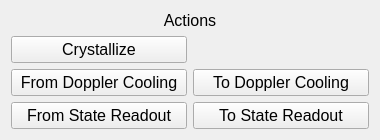
HaeffnerLab/HaeffnerLabLattice, file clients/quick_actions/quick_actions.ui: the form before one commit.
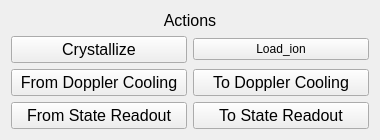
The form after the commit.

```diff
--- a/clients/quick_actions/quick_actions.ui
+++ b/clients/quick_actions/quick_actions.ui
@@ -119,6 +119,13 @@
      </property>
     </widget>
    </item>
+   <item row="1" column="1">
+    <widget class="QPushButton" name="Load_ion">
+     <property name="text">
+      <string>Load_ion</string>
+     </property>
+    </widget>
+   </item>
   </layout>
  </widget>
  <resources/>
```
